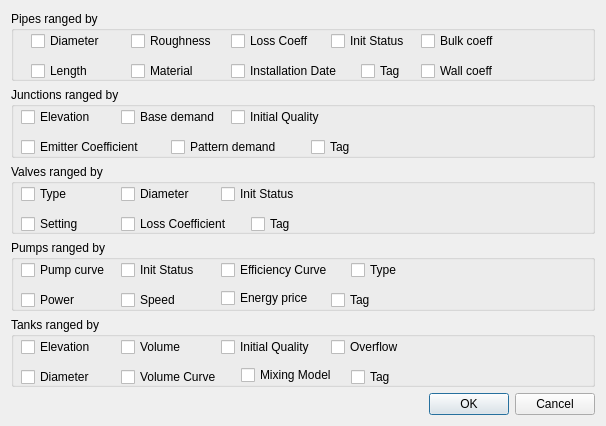
Ingeniousware/QGISRed-BID, file ui/qgisred_thematicmaps_dialog.ui: the form before one commit.
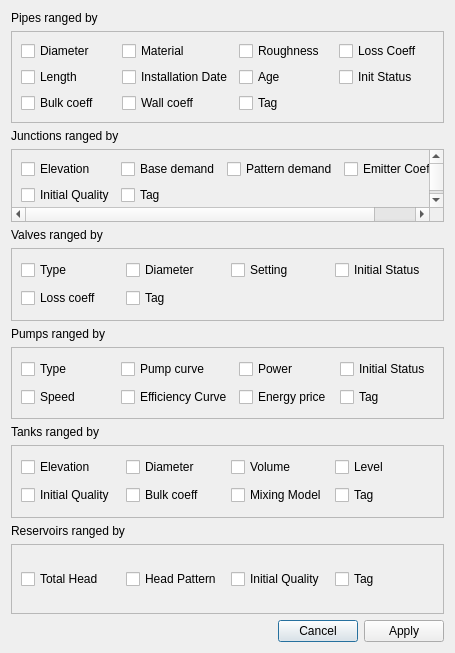
The form after the commit.

Commit message: updating thematic maps dialog to scroll view

Diff of the .ui file:
```diff
--- a/ui/qgisred_thematicmaps_dialog.ui
+++ b/ui/qgisred_thematicmaps_dialog.ui
@@ -6,550 +6,559 @@
    <rect>
     <x>0</x>
     <y>0</y>
-    <width>606</width>
-    <height>426</height>
+    <width>455</width>
+    <height>653</height>
    </rect>
   </property>
+  <property name="sizePolicy">
+   <sizepolicy hsizetype="Preferred" vsizetype="Preferred">
+    <horstretch>0</horstretch>
+    <verstretch>0</verstretch>
+   </sizepolicy>
+  </property>
   <property name="windowTitle">
    <string>Thematic Maps</string>
   </property>
   <layout class="QGridLayout" name="gridLayout_2">
-   <item row="4" column="0">
-    <widget class="QGroupBox" name="groupBox_6">
-     <property name="title">
-      <string>Tanks ranged by</string>
+   <item row="8" column="0">
+    <widget class="QScrollArea" name="scrollArea_4">
+     <property name="sizePolicy">
+      <sizepolicy hsizetype="Expanding" vsizetype="Preferred">
+       <horstretch>0</horstretch>
+       <verstretch>0</verstretch>
+      </sizepolicy>
      </property>
-     <widget class="QCheckBox" name="checkBox_31">
+     <property name="widgetResizable">
+      <bool>true</bool>
+     </property>
+     <widget class="QWidget" name="scrollAreaWidgetContents_6">
       <property name="geometry">
        <rect>
-        <x>10</x>
-        <y>20</y>
-        <width>86</width>
-        <height>20</height>
+        <x>0</x>
+        <y>0</y>
+        <width>435</width>
+        <height>81</height>
        </rect>
       </property>
-      <property name="text">
-       <string>Elevation</string>
-      </property>
-     </widget>
-     <widget class="QCheckBox" name="checkBox_32">
-      <property name="geometry">
-       <rect>
-        <x>110</x>
-        <y>20</y>
-        <width>86</width>
-        <height>20</height>
-       </rect>
-      </property>
-      <property name="text">
-       <string>Volume</string>
-      </property>
-     </widget>
-     <widget class="QCheckBox" name="checkBox_33">
-      <property name="geometry">
-       <rect>
-        <x>110</x>
-        <y>50</y>
-        <width>111</width>
-        <height>20</height>
-       </rect>
-      </property>
-      <property name="text">
-       <string>Volume Curve</string>
-      </property>
-     </widget>
-     <widget class="QCheckBox" name="checkBox_34">
-      <property name="geometry">
-       <rect>
-        <x>10</x>
-        <y>50</y>
-        <width>86</width>
-        <height>20</height>
-       </rect>
-      </property>
-      <property name="text">
-       <string>Diameter</string>
-      </property>
-     </widget>
-     <widget class="QCheckBox" name="checkBox_35">
-      <property name="geometry">
-       <rect>
-        <x>230</x>
-        <y>50</y>
-        <width>101</width>
-        <height>16</height>
-       </rect>
-      </property>
-      <property name="text">
-       <string>Mixing Model</string>
-      </property>
-     </widget>
-     <widget class="QCheckBox" name="checkBox_36">
-      <property name="geometry">
-       <rect>
-        <x>210</x>
-        <y>20</y>
-        <width>101</width>
-        <height>20</height>
-       </rect>
-      </property>
-      <property name="text">
-       <string>Initial Quality</string>
-      </property>
-     </widget>
-     <widget class="QCheckBox" name="checkBox_37">
-      <property name="geometry">
-       <rect>
-        <x>320</x>
-        <y>20</y>
-        <width>86</width>
-        <height>20</height>
-       </rect>
-      </property>
-      <property name="text">
-       <string>Overflow</string>
-      </property>
-     </widget>
-     <widget class="QCheckBox" name="checkBox_38">
-      <property name="geometry">
-       <rect>
-        <x>340</x>
-        <y>50</y>
-        <width>86</width>
-        <height>20</height>
-       </rect>
-      </property>
-      <property name="text">
-       <string>Tag</string>
-      </property>
+      <layout class="QGridLayout" name="gridLayout_5">
+       <item row="2" column="4">
+        <widget class="QCheckBox" name="checkBox_18">
+         <property name="text">
+          <string>Initial Status</string>
+         </property>
+        </widget>
+       </item>
+       <item row="2" column="1">
+        <widget class="QCheckBox" name="checkBox_23">
+         <property name="text">
+          <string>Type</string>
+         </property>
+        </widget>
+       </item>
+       <item row="2" column="2">
+        <widget class="QCheckBox" name="checkBox_17">
+         <property name="text">
+          <string>Pump curve</string>
+         </property>
+        </widget>
+       </item>
+       <item row="2" column="3">
+        <widget class="QCheckBox" name="checkBox_20">
+         <property name="text">
+          <string>Power</string>
+         </property>
+        </widget>
+       </item>
+       <item row="3" column="1">
+        <widget class="QCheckBox" name="checkBox_19">
+         <property name="text">
+          <string>Speed</string>
+         </property>
+        </widget>
+       </item>
+       <item row="3" column="2">
+        <widget class="QCheckBox" name="checkBox_22">
+         <property name="text">
+          <string>Efficiency Curve</string>
+         </property>
+        </widget>
+       </item>
+       <item row="3" column="3">
+        <widget class="QCheckBox" name="checkBox_21">
+         <property name="text">
+          <string>Energy price</string>
+         </property>
+        </widget>
+       </item>
+       <item row="3" column="4">
+        <widget class="QCheckBox" name="checkBox_24">
+         <property name="text">
+          <string>Tag</string>
+         </property>
+        </widget>
+       </item>
+      </layout>
      </widget>
     </widget>
    </item>
    <item row="5" column="0">
+    <widget class="QLabel" name="label_3">
+     <property name="sizePolicy">
+      <sizepolicy hsizetype="Preferred" vsizetype="Fixed">
+       <horstretch>0</horstretch>
+       <verstretch>0</verstretch>
+      </sizepolicy>
+     </property>
+     <property name="text">
+      <string>Valves ranged by</string>
+     </property>
+    </widget>
+   </item>
+   <item row="9" column="0">
+    <widget class="QLabel" name="label_5">
+     <property name="sizePolicy">
+      <sizepolicy hsizetype="Preferred" vsizetype="Fixed">
+       <horstretch>0</horstretch>
+       <verstretch>0</verstretch>
+      </sizepolicy>
+     </property>
+     <property name="text">
+      <string>Tanks ranged by</string>
+     </property>
+    </widget>
+   </item>
+   <item row="7" column="0">
+    <widget class="QLabel" name="label_4">
+     <property name="sizePolicy">
+      <sizepolicy hsizetype="Preferred" vsizetype="Fixed">
+       <horstretch>0</horstretch>
+       <verstretch>0</verstretch>
+      </sizepolicy>
+     </property>
+     <property name="text">
+      <string>Pumps ranged by</string>
+     </property>
+    </widget>
+   </item>
+   <item row="0" column="0">
+    <widget class="QLabel" name="label_2">
+     <property name="sizePolicy">
+      <sizepolicy hsizetype="Preferred" vsizetype="Fixed">
+       <horstretch>0</horstretch>
+       <verstretch>0</verstretch>
+      </sizepolicy>
+     </property>
+     <property name="text">
+      <string>Pipes ranged by</string>
+     </property>
+    </widget>
+   </item>
+   <item row="10" column="0">
+    <widget class="QScrollArea" name="scrollArea_5">
+     <property name="sizePolicy">
+      <sizepolicy hsizetype="Expanding" vsizetype="Preferred">
+       <horstretch>0</horstretch>
+       <verstretch>0</verstretch>
+      </sizepolicy>
+     </property>
+     <property name="widgetResizable">
+      <bool>true</bool>
+     </property>
+     <widget class="QWidget" name="scrollAreaWidgetContents_7">
+      <property name="geometry">
+       <rect>
+        <x>0</x>
+        <y>0</y>
+        <width>435</width>
+        <height>69</height>
+       </rect>
+      </property>
+      <layout class="QGridLayout" name="gridLayout_6">
+       <item row="0" column="0">
+        <widget class="QCheckBox" name="checkBox_31">
+         <property name="text">
+          <string>Elevation</string>
+         </property>
+        </widget>
+       </item>
+       <item row="1" column="2">
+        <widget class="QCheckBox" name="checkBox_35">
+         <property name="text">
+          <string>Mixing Model</string>
+         </property>
+        </widget>
+       </item>
+       <item row="1" column="1">
+        <widget class="QCheckBox" name="checkBox_9">
+         <property name="text">
+          <string>Bulk coeff</string>
+         </property>
+        </widget>
+       </item>
+       <item row="1" column="3">
+        <widget class="QCheckBox" name="checkBox_38">
+         <property name="text">
+          <string>Tag</string>
+         </property>
+        </widget>
+       </item>
+       <item row="0" column="1">
+        <widget class="QCheckBox" name="checkBox_34">
+         <property name="text">
+          <string>Diameter</string>
+         </property>
+        </widget>
+       </item>
+       <item row="0" column="3">
+        <widget class="QCheckBox" name="checkBox_39">
+         <property name="text">
+          <string>Level</string>
+         </property>
+        </widget>
+       </item>
+       <item row="0" column="2">
+        <widget class="QCheckBox" name="checkBox_32">
+         <property name="text">
+          <string>Volume</string>
+         </property>
+        </widget>
+       </item>
+       <item row="1" column="0">
+        <widget class="QCheckBox" name="checkBox_36">
+         <property name="text">
+          <string>Initial Quality</string>
+         </property>
+        </widget>
+       </item>
+      </layout>
+     </widget>
+    </widget>
+   </item>
+   <item row="12" column="0">
+    <widget class="QScrollArea" name="scrollArea_6">
+     <property name="sizePolicy">
+      <sizepolicy hsizetype="Expanding" vsizetype="Fixed">
+       <horstretch>0</horstretch>
+       <verstretch>0</verstretch>
+      </sizepolicy>
+     </property>
+     <property name="widgetResizable">
+      <bool>true</bool>
+     </property>
+     <widget class="QWidget" name="scrollAreaWidgetContents_8">
+      <property name="geometry">
+       <rect>
+        <x>0</x>
+        <y>0</y>
+        <width>435</width>
+        <height>69</height>
+       </rect>
+      </property>
+      <layout class="QGridLayout" name="gridLayout_7">
+       <item row="0" column="2">
+        <widget class="QCheckBox" name="checkBox_6">
+         <property name="text">
+          <string>Initial Quality</string>
+         </property>
+        </widget>
+       </item>
+       <item row="0" column="1">
+        <widget class="QCheckBox" name="checkBox_37">
+         <property name="text">
+          <string>Head Pattern</string>
+         </property>
+        </widget>
+       </item>
+       <item row="0" column="3">
+        <widget class="QCheckBox" name="checkBox_7">
+         <property name="text">
+          <string>Tag</string>
+         </property>
+        </widget>
+       </item>
+       <item row="0" column="0">
+        <widget class="QCheckBox" name="checkBox_33">
+         <property name="text">
+          <string>Total Head</string>
+         </property>
+        </widget>
+       </item>
+      </layout>
+     </widget>
+    </widget>
+   </item>
+   <item row="11" column="0">
+    <widget class="QLabel" name="label_6">
+     <property name="sizePolicy">
+      <sizepolicy hsizetype="Preferred" vsizetype="Fixed">
+       <horstretch>0</horstretch>
+       <verstretch>0</verstretch>
+      </sizepolicy>
+     </property>
+     <property name="text">
+      <string>Reservoirs ranged by</string>
+     </property>
+    </widget>
+   </item>
+   <item row="14" column="0">
     <widget class="QDialogButtonBox" name="buttonBox">
      <property name="orientation">
       <enum>Qt::Horizontal</enum>
      </property>
      <property name="standardButtons">
-      <set>QDialogButtonBox::Cancel|QDialogButtonBox::Ok</set>
+      <set>QDialogButtonBox::Apply|QDialogButtonBox::Cancel</set>
      </property>
-    </widget>
-   </item>
-   <item row="0" column="0">
-    <widget class="QGroupBox" name="groupBox">
-     <property name="title">
-      <string>Pipes ranged by</string>
+     <property name="centerButtons">
+      <bool>false</bool>
      </property>
-     <widget class="QCheckBox" name="checkBox">
-      <property name="geometry">
-       <rect>
-        <x>20</x>
-        <y>20</y>
-        <width>86</width>
-        <height>20</height>
-       </rect>
-      </property>
-      <property name="text">
-       <string>Diameter</string>
-      </property>
-     </widget>
-     <widget class="QCheckBox" name="checkBox_2">
-      <property name="geometry">
-       <rect>
-        <x>120</x>
-        <y>20</y>
-        <width>91</width>
-        <height>20</height>
-       </rect>
-      </property>
-      <property name="text">
-       <string>Roughness</string>
-      </property>
-     </widget>
-     <widget class="QCheckBox" name="checkBox_3">
-      <property name="geometry">
-       <rect>
-        <x>220</x>
-        <y>20</y>
-        <width>86</width>
-        <height>20</height>
-       </rect>
-      </property>
-      <property name="text">
-       <string>Loss Coeff</string>
-      </property>
-     </widget>
-     <widget class="QCheckBox" name="checkBox_4">
-      <property name="geometry">
-       <rect>
-        <x>320</x>
-        <y>20</y>
-        <width>86</width>
-        <height>20</height>
-       </rect>
-      </property>
-      <property name="text">
-       <string>Init Status</string>
-      </property>
-     </widget>
-     <widget class="QCheckBox" name="checkBox_5">
-      <property name="geometry">
-       <rect>
-        <x>20</x>
-        <y>50</y>
-        <width>86</width>
-        <height>20</height>
-       </rect>
-      </property>
-      <property name="text">
-       <string>Length</string>
-      </property>
-     </widget>
-     <widget class="QCheckBox" name="checkBox_6">
-      <property name="geometry">
-       <rect>
-        <x>120</x>
-        <y>50</y>
-        <width>86</width>
-        <height>20</height>
-       </rect>
-      </property>
-      <property name="text">
-       <string>Material</string>
-      </property>
-     </widget>
-     <widget class="QCheckBox" name="checkBox_7">
-      <property name="geometry">
-       <rect>
-        <x>220</x>
-        <y>50</y>
-        <width>121</width>
-        <height>20</height>
-       </rect>
-      </property>
-      <property name="text">
-       <string>Installation Date</string>
-      </property>
-     </widget>
-     <widget class="QCheckBox" name="checkBox_8">
-      <property name="geometry">
-       <rect>
-        <x>350</x>
-        <y>50</y>
-        <width>86</width>
-        <height>20</height>
-       </rect>
-      </property>
-      <property name="text">
-       <string>Tag</string>
-      </property>
-     </widget>
-     <widget class="QCheckBox" name="checkBox_9">
-      <property name="geometry">
-       <rect>
-        <x>410</x>
-        <y>20</y>
-        <width>86</width>
-        <height>20</height>
-       </rect>
-      </property>
-      <property name="text">
-       <string>Bulk coeff</string>
-      </property>
-     </widget>
-     <widget class="QCheckBox" name="checkBox_10">
-      <property name="geometry">
-       <rect>
-        <x>410</x>
-        <y>50</y>
-        <width>86</width>
-        <height>20</height>
-       </rect>
-      </property>
-      <property name="text">
-       <string>Wall coeff</string>
-      </property>
-     </widget>
-    </widget>
-   </item>
-   <item row="1" column="0">
-    <widget class="QGroupBox" name="groupBox_2">
-     <property name="title">
-      <string>Junctions ranged by</string>
-     </property>
-     <widget class="QCheckBox" name="checkBox_11">
-      <property name="geometry">
-       <rect>
-        <x>10</x>
-        <y>20</y>
-        <width>86</width>
-        <height>20</height>
-       </rect>
-      </property>
-      <property name="text">
-       <string>Elevation</string>
-      </property>
-     </widget>
-     <widget class="QCheckBox" name="checkBox_12">
-      <property name="geometry">
-       <rect>
-        <x>10</x>
-        <y>50</y>
-        <width>151</width>
-        <height>20</height>
-       </rect>
-      </property>
-      <property name="text">
-       <string>Emitter Coefficient</string>
-      </property>
-     </widget>
-     <widget class="QCheckBox" name="checkBox_13">
-      <property name="geometry">
-       <rect>
-        <x>110</x>
-        <y>20</y>
-        <width>111</width>
-        <height>20</height>
-       </rect>
-      </property>
-      <property name="text">
-       <string>Base demand</string>
-      </property>
-     </widget>
-     <widget class="QCheckBox" name="checkBox_14">
-      <property name="geometry">
-       <rect>
-        <x>300</x>
-        <y>50</y>
-        <width>86</width>
-        <height>20</height>
-       </rect>
-      </property>
-      <property name="text">
-       <string>Tag</string>
-      </property>
-     </widget>
-     <widget class="QCheckBox" name="checkBox_15">
-      <property name="geometry">
-       <rect>
-        <x>220</x>
-        <y>20</y>
-        <width>111</width>
-        <height>20</height>
-       </rect>
-      </property>
-      <property name="text">
-       <string>Initial Quality</string>
-      </property>
-     </widget>
-     <widget class="QCheckBox" name="checkBox_16">
-      <property name="geometry">
-       <rect>
-        <x>160</x>
-        <y>50</y>
-        <width>121</width>
-        <height>20</height>
-       </rect>
-      </property>
-      <property name="text">
-       <string>Pattern demand</string>
-      </property>
-     </widget>
     </widget>
    </item>
    <item row="3" column="0">
-    <widget class="QGroupBox" name="groupBox_4">
-     <property name="title">
-      <string>Pumps ranged by</string>
+    <widget class="QLabel" name="label">
+     <property name="sizePolicy">
+      <sizepolicy hsizetype="Preferred" vsizetype="Fixed">
+       <horstretch>0</horstretch>
+       <verstretch>0</verstretch>
+      </sizepolicy>
      </property>
-     <widget class="QCheckBox" name="checkBox_17">
+     <property name="text">
+      <string>Junctions ranged by</string>
+     </property>
+    </widget>
+   </item>
+   <item row="6" column="0">
+    <widget class="QScrollArea" name="scrollArea_3">
+     <property name="sizePolicy">
+      <sizepolicy hsizetype="Expanding" vsizetype="Preferred">
+       <horstretch>0</horstretch>
+       <verstretch>0</verstretch>
+      </sizepolicy>
+     </property>
+     <property name="widgetResizable">
+      <bool>true</bool>
+     </property>
+     <widget class="QWidget" name="scrollAreaWidgetContents_5">
       <property name="geometry">
        <rect>
-        <x>10</x>
-        <y>20</y>
-        <width>101</width>
-        <height>20</height>
+        <x>0</x>
+        <y>0</y>
+        <width>435</width>
+        <height>81</height>
        </rect>
       </property>
-      <property name="text">
-       <string>Pump curve</string>
-      </property>
+      <layout class="QGridLayout" name="gridLayout_4">
+       <item row="3" column="1">
+        <widget class="QCheckBox" name="checkBox_26">
+         <property name="text">
+          <string>Diameter</string>
+         </property>
+        </widget>
+       </item>
+       <item row="3" column="0">
+        <widget class="QCheckBox" name="checkBox_25">
+         <property name="text">
+          <string>Type</string>
+         </property>
+        </widget>
+       </item>
+       <item row="3" column="3">
+        <widget class="QCheckBox" name="checkBox_27">
+         <property name="text">
+          <string>Initial Status</string>
+         </property>
+        </widget>
+       </item>
+       <item row="3" column="2">
+        <widget class="QCheckBox" name="checkBox_28">
+         <property name="text">
+          <string>Setting</string>
+         </property>
+        </widget>
+       </item>
+       <item row="4" column="0">
+        <widget class="QCheckBox" name="checkBox_29">
+         <property name="text">
+          <string>Loss coeff</string>
+         </property>
+        </widget>
+       </item>
+       <item row="4" column="1">
+        <widget class="QCheckBox" name="checkBox_30">
+         <property name="text">
+          <string>Tag</string>
+         </property>
+        </widget>
+       </item>
+      </layout>
      </widget>
-     <widget class="QCheckBox" name="checkBox_18">
+    </widget>
+   </item>
+   <item row="1" column="0">
+    <widget class="QScrollArea" name="scrollArea_2">
+     <property name="sizePolicy">
+      <sizepolicy hsizetype="Expanding" vsizetype="Fixed">
+       <horstretch>0</horstretch>
+       <verstretch>0</verstretch>
+      </sizepolicy>
+     </property>
+     <property name="widgetResizable">
+      <bool>true</bool>
+     </property>
+     <widget class="QWidget" name="scrollAreaWidgetContents_4">
       <property name="geometry">
        <rect>
-        <x>110</x>
-        <y>20</y>
-        <width>86</width>
-        <height>20</height>
+        <x>0</x>
+        <y>0</y>
+        <width>435</width>
+        <height>81</height>
        </rect>
       </property>
-      <property name="text">
-       <string>Init Status</string>
-      </property>
+      <layout class="QGridLayout" name="gridLayout_3">
+       <item row="0" column="0">
+        <widget class="QCheckBox" name="checkBox_48">
+         <property name="text">
+          <string>Diameter</string>
+         </property>
+        </widget>
+       </item>
+       <item row="0" column="1">
+        <widget class="QCheckBox" name="checkBox_49">
+         <property name="text">
+          <string>Material</string>
+         </property>
+        </widget>
+       </item>
+       <item row="0" column="2">
+        <widget class="QCheckBox" name="checkBox_50">
+         <property name="text">
+          <string>Roughness</string>
+         </property>
+        </widget>
+       </item>
+       <item row="0" column="3">
+        <widget class="QCheckBox" name="checkBox_51">
+         <property name="text">
+          <string>Loss Coeff</string>
+         </property>
+        </widget>
+       </item>
+       <item row="1" column="0">
+        <widget class="QCheckBox" name="checkBox_52">
+         <property name="text">
+          <string>Length</string>
+         </property>
+        </widget>
+       </item>
+       <item row="1" column="1">
+        <widget class="QCheckBox" name="checkBox_53">
+         <property name="text">
+          <string>Installation Date</string>
+         </property>
+        </widget>
+       </item>
+       <item row="1" column="3">
+        <widget class="QCheckBox" name="checkBox_54">
+         <property name="text">
+          <string>Init Status</string>
+         </property>
+        </widget>
+       </item>
+       <item row="1" column="2">
+        <widget class="QCheckBox" name="checkBox_55">
+         <property name="text">
+          <string>Age</string>
+         </property>
+        </widget>
+       </item>
+       <item row="2" column="0">
+        <widget class="QCheckBox" name="checkBox_56">
+         <property name="text">
+          <string>Bulk coeff</string>
+         </property>
+        </widget>
+       </item>
+       <item row="2" column="1">
+        <widget class="QCheckBox" name="checkBox_57">
+         <property name="text">
+          <string>Wall coeff</string>
+         </property>
+        </widget>
+       </item>
+       <item row="2" column="2">
+        <widget class="QCheckBox" name="checkBox_58">
+         <property name="text">
+          <string>Tag</string>
+         </property>
+        </widget>
+       </item>
+      </layout>
      </widget>
-     <widget class="QCheckBox" name="checkBox_19">
-      <property name="geometry">
-       <rect>
-        <x>110</x>
-        <y>50</y>
-        <width>86</width>
-        <height>20</height>
-       </rect>
-      </property>
-      <property name="text">
-       <string>Speed</string>
-      </property>
-     </widget>
-     <widget class="QCheckBox" name="checkBox_20">
-      <property name="geometry">
-       <rect>
-        <x>10</x>
-        <y>50</y>
-        <width>86</width>
-        <height>20</height>
-       </rect>
-      </property>
-      <property name="text">
-       <string>Power</string>
-      </property>
-     </widget>
-     <widget class="QCheckBox" name="checkBox_21">
-      <property name="geometry">
-       <rect>
-        <x>210</x>
-        <y>50</y>
-        <width>101</width>
-        <height>16</height>
-       </rect>
-      </property>
-      <property name="text">
-       <string>Energy price</string>
-      </property>
-     </widget>
-     <widget class="QCheckBox" name="checkBox_22">
-      <property name="geometry">
-       <rect>
-        <x>210</x>
-        <y>20</y>
-        <width>121</width>
-        <height>20</height>
-       </rect>
-      </property>
-      <property name="text">
-       <string>Efficiency Curve</string>
-      </property>
-     </widget>
-     <widget class="QCheckBox" name="checkBox_23">
-      <property name="geometry">
-       <rect>
-        <x>340</x>
-        <y>20</y>
-        <width>86</width>
-        <height>20</height>
-       </rect>
-      </property>
-      <property name="text">
-       <string>Type</string>
-      </property>
-     </widget>
-     <widget class="QCheckBox" name="checkBox_24">
-      <property name="geometry">
-       <rect>
-        <x>320</x>
-        <y>50</y>
-        <width>86</width>
-        <height>20</height>
-       </rect>
-      </property>
-      <property name="text">
-       <string>Tag</string>
-      </property>
-     </widget>
     </widget>
    </item>
-   <item row="2" column="0">
-    <widget class="QGroupBox" name="groupBox_3">
-     <property name="title">
-      <string>Valves ranged by</string>
+   <item row="4" column="0">
+    <widget class="QScrollArea" name="scrollArea">
+     <property name="sizePolicy">
+      <sizepolicy hsizetype="Expanding" vsizetype="Preferred">
+       <horstretch>0</horstretch>
+       <verstretch>0</verstretch>
+      </sizepolicy>
      </property>
-     <widget class="QCheckBox" name="checkBox_25">
+     <property name="widgetResizable">
+      <bool>true</bool>
+     </property>
+     <widget class="QWidget" name="scrollAreaWidgetContents_3">
       <property name="geometry">
        <rect>
-        <x>10</x>
-        <y>20</y>
-        <width>86</width>
-        <height>20</height>
+        <x>0</x>
+        <y>0</y>
+        <width>435</width>
+        <height>69</height>
        </rect>
       </property>
-      <property name="text">
-       <string>Type</string>
-      </property>
-     </widget>
-     <widget class="QCheckBox" name="checkBox_26">
-      <property name="geometry">
-       <rect>
-        <x>110</x>
-        <y>20</y>
-        <width>86</width>
-        <height>20</height>
-       </rect>
-      </property>
-      <property name="text">
-       <string>Diameter</string>
-      </property>
-     </widget>
-     <widget class="QCheckBox" name="checkBox_27">
-      <property name="geometry">
-       <rect>
-        <x>210</x>
-        <y>20</y>
-        <width>86</width>
-        <height>20</height>
-       </rect>
-      </property>
-      <property name="text">
-       <string>Init Status</string>
-      </property>
-     </widget>
-     <widget class="QCheckBox" name="checkBox_28">
-      <property name="geometry">
-       <rect>
-        <x>10</x>
-        <y>50</y>
-        <width>86</width>
-        <height>20</height>
-       </rect>
-      </property>
-      <property name="text">
-       <string>Setting</string>
-      </property>
-     </widget>
-     <widget class="QCheckBox" name="checkBox_29">
-      <property name="geometry">
-       <rect>
-        <x>110</x>
-        <y>50</y>
-        <width>131</width>
-        <height>20</height>
-       </rect>
-      </property>
-      <property name="text">
-       <string>Loss Coefficient</string>
-      </property>
-     </widget>
-     <widget class="QCheckBox" name="checkBox_30">
-      <property name="geometry">
-       <rect>
-        <x>240</x>
-        <y>50</y>
-        <width>86</width>
-        <height>20</height>
-       </rect>
-      </property>
-      <property name="text">
-       <string>Tag</string>
-      </property>
+      <layout class="QGridLayout" name="gridLayout">
+       <item row="3" column="3">
+        <widget class="QCheckBox" name="checkBox_16">
+         <property name="text">
+          <string>Pattern demand</string>
+         </property>
+        </widget>
+       </item>
+       <item row="3" column="4">
+        <widget class="QCheckBox" name="checkBox_12">
+         <property name="text">
+          <string>Emitter Coefficient</string>
+         </property>
+        </widget>
+       </item>
+       <item row="3" column="1">
+        <widget class="QCheckBox" name="checkBox_11">
+         <property name="text">
+          <string>Elevation</string>
+         </property>
+        </widget>
+       </item>
+       <item row="3" column="2">
+        <widget class="QCheckBox" name="checkBox_13">
+         <property name="text">
+          <string>Base demand</string>
+         </property>
+        </widget>
+       </item>
+       <item row="4" column="1">
+        <widget class="QCheckBox" name="checkBox_15">
+         <property name="text">
+          <string>Initial Quality</string>
+         </property>
+        </widget>
+       </item>
+       <item row="4" column="2">
+        <widget class="QCheckBox" name="checkBox_14">
+         <property name="text">
+          <string>Tag</string>
+         </property>
+        </widget>
+       </item>
+      </layout>
      </widget>
     </widget>
    </item>
```
Left out of the diff: 6 changed lines with no effect on the pictures.
